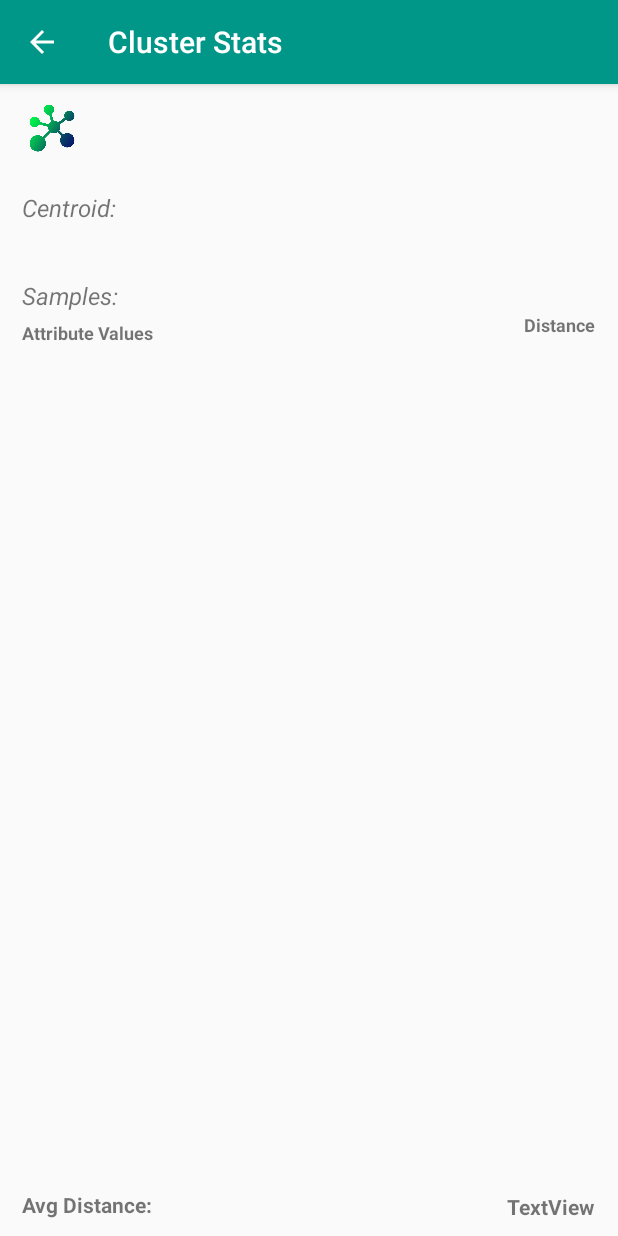
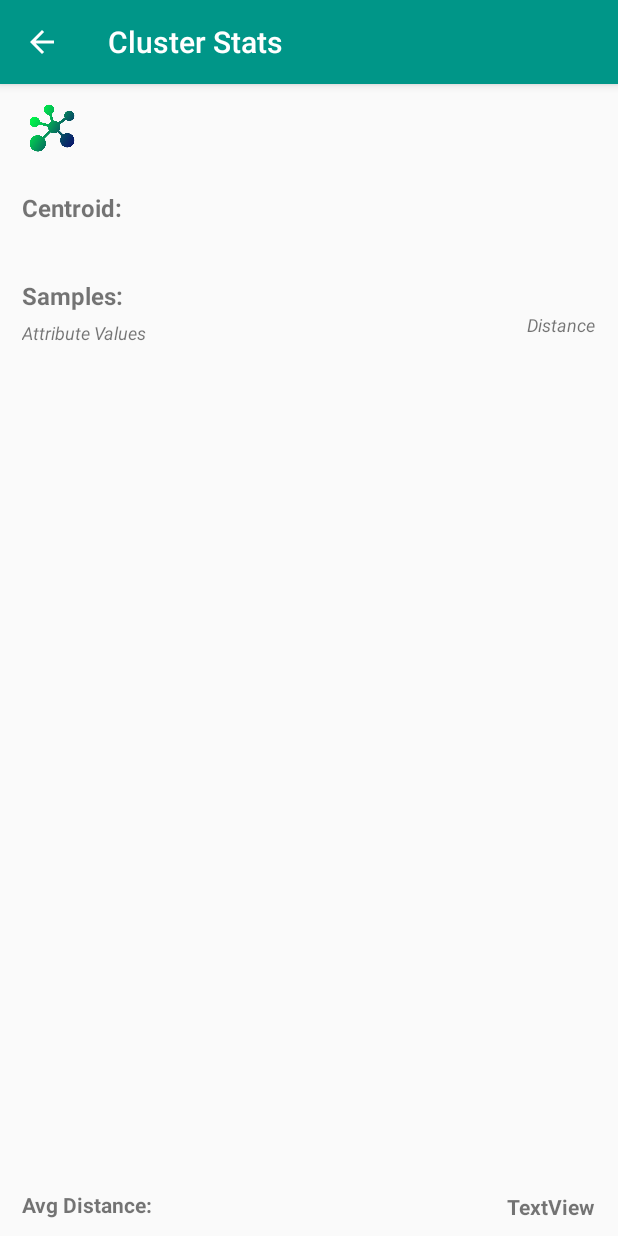
Before and after one commit to PRFina/MAP-KMeans-AndroidClient, an Android app: the ClusterInfoActivity screen opened directly, with no data from a screen before it, on a phone screen of 412 x 824 dp. Run offline under Robolectric (Android 15) with nearby library versions, the phone set to English and light mode, and no system bars; 4 statements that could not run were skipped.

Commit message:
Change text hierarchy style in activity_cluster.xml

```diff
--- a/app/src/main/res/layout/activity_cluster.xml
+++ b/app/src/main/res/layout/activity_cluster.xml
@@ -59,7 +59,7 @@
         android:layout_marginTop="5dp"
         android:text="Centroid:"
         android:textSize="16sp"
-        android:textStyle="italic"
+        android:textStyle="bold"
         app:layout_constraintBottom_toTopOf="@+id/activity_cluster_detail_recyclerView_tableHeader"
         app:layout_constraintStart_toEndOf="@+id/guideline7"
         app:layout_constraintTop_toTopOf="@+id/guideline6" />
@@ -85,7 +85,7 @@
         android:layout_marginTop="10dp"
         android:text="Samples:"
         android:textSize="16sp"
-        android:textStyle="italic"
+        android:textStyle="bold"
         app:layout_constraintStart_toStartOf="@+id/guideline7"
         app:layout_constraintTop_toTopOf="@+id/guideline9" />
 
@@ -97,7 +97,7 @@
         android:layout_marginTop="5dp"
         android:text="Attribute Values"
         android:textSize="12sp"
-        android:textStyle="bold"
+        android:textStyle="italic"
         app:layout_constraintStart_toEndOf="@+id/guideline7"
         app:layout_constraintTop_toBottomOf="@+id/textView2" />
 
@@ -108,7 +108,7 @@
         android:layout_marginEnd="15dp"
         android:text="Distance"
         android:textSize="12sp"
-        android:textStyle="bold"
+        android:textStyle="italic"
         app:layout_constraintEnd_toEndOf="parent"
         app:layout_constraintTop_toBottomOf="@+id/textView2" />
 
```
